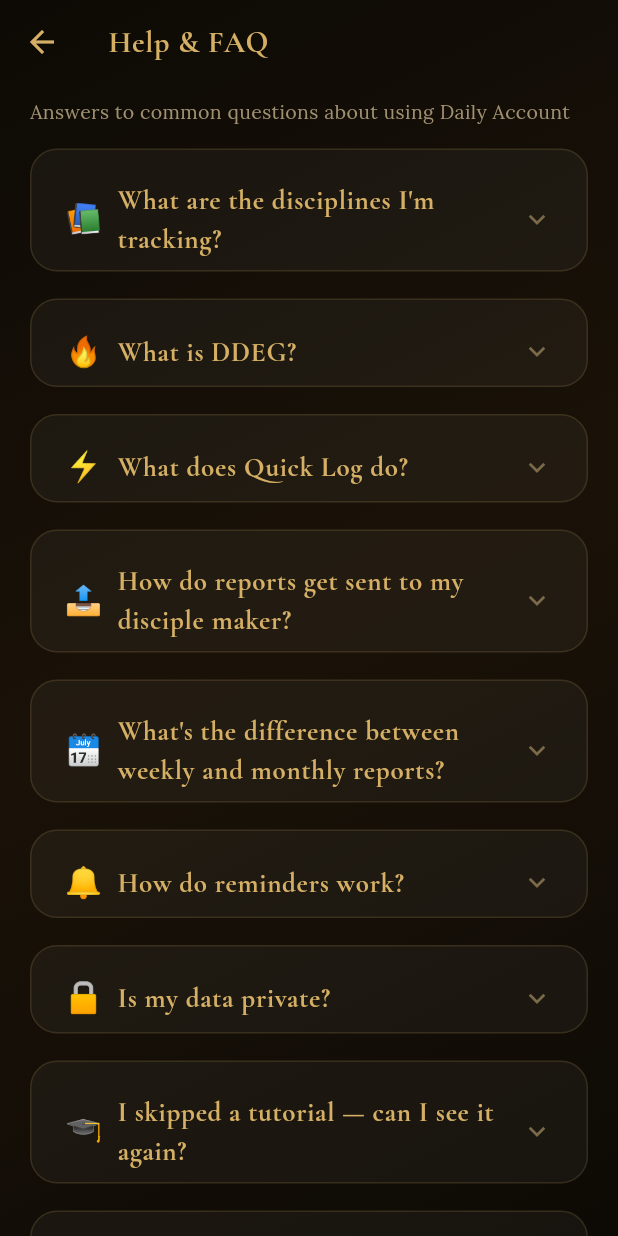
After one commit to cgeelectropro/daily-account, a Flutter app: the HelpScreen screen opened directly, on a phone screen of 412 x 824 dp. The commit adds this screen. Run offline on Flutter 3.47's test engine with Material 3 defaults, Android fonts, the phone set to English and light mode, and no system bars; drawn by our look-alikes of flutter_animate; our stand-ins replace audioplayers, file_picker, firebase_core, fl_chart, flutter_local_notifications, flutter_timezone and 10 more; missing offline and left inert: flutter_background_service, flutter_overlay_window, googleapis, home_widget, record; accounts and stored records are empty.

Commit message:
new modifications 	modified:   android/gradle.properties 	new file:   firebase.json 	new file:   lib/firebase_options.dart 	modified:   lib/l10n/app_en.arb 	modified:   lib/l10n/app_fr.arb 	modified:   lib/l10n/generated/app_localizations.dart 	modified:   lib/l10n/generated/app_localizations_en.dart 	modified:   lib/l10n/generated/app_localizations_fr.dart 	modified:   lib/models/saved_report.dart 	new file:   lib/screens/help_screen.dart 	modified:   lib/screens/report_screen.dart 	modified:   lib/screens/settings_screen.dart 	new file:   lib/services/auto_send_runner.dart 	modified:   lib/services/background_timer_service.dart 	modified:   lib/services/cloud_sync_service.dart 	modified:   lib/services/notification_service.dart 	modified:   lib/services/reflection_service.dart 	modified:   macos/Flutter/GeneratedPluginRegistrant.swift 	modified:   pubspec.lock 	modified:   pubspec.yaml 	new file:   test_output_before.txt 	modified:   windows/flutter/generated_plugin_registrant.cc 	modified:   windows/flutter/generated_plugins.cmake

```diff
--- a/lib/l10n/app_en.arb
+++ b/lib/l10n/app_en.arb
@@ -15,6 +15,28 @@
   "coachMarkSkip": "Skip",
   "coachMarkStepCount": "{current} of {total}",
   "@coachMarkStepCount": { "placeholders": { "current": { "type": "int" }, "total": { "type": "int" } } },
+
+  "helpButtonTooltip": "Help",
+  "helpScreenTitle": "Help & FAQ",
+  "helpScreenSubtitle": "Answers to common questions about using Daily Account",
+  "helpFaqDisciplinesTitle": "What are the disciplines I'm tracking?",
+  "helpFaqDisciplinesBody": "Daily Account tracks 11 core CMFI disciplines: Bible reading, Christian literature, DDEG, Prayer Alone, Prayer with Others, Evangelism, Fasting, Giving, Church, Discipleship, and Proclamation. You can also add up to 4 custom activities of your own. The Log screen shows Bible, Literature, Prayer Alone, and Evangelism up front — tap \"More disciplines\" to reveal the rest.",
+  "helpFaqDdegTitle": "What is DDEG?",
+  "helpFaqDdegBody": "DDEG stands for Daily Dynamic Encounter with God. It's a dedicated time set apart to meet with God — you record the scripture you meditated on, how long you spent, and what God spoke to you.",
+  "helpFaqQuickLogTitle": "What does Quick Log do?",
+  "helpFaqQuickLogBody": "Quick Log is the flash button in the header on the Log tab. It lets you tap each discipline you practiced today as a simple checklist — ideal for a busy day when you don't have time to fill in full details. It never overwrites anything you've already filled in.",
+  "helpFaqReportsTitle": "How do reports get sent to my disciple maker?",
+  "helpFaqReportsBody": "On the Report tab, tap Send to email, WhatsApp, or copy your account to the clipboard. If Auto-Send is turned on in Settings, the app automatically opens WhatsApp (or sends by email) at your scheduled time on your report day, so you never have to remember to do it yourself.",
+  "helpFaqCadenceTitle": "What's the difference between weekly and monthly reports?",
+  "helpFaqCadenceBody": "You choose a reporting cadence in Settings. Weekly reports are due on a chosen weekday (Sunday by default). Monthly reports are due on a chosen day of the month (the last day by default, adjusted automatically for shorter months). Your report day drives when reminders and auto-send fire.",
+  "helpFaqRemindersTitle": "How do reminders work?",
+  "helpFaqRemindersBody": "A daily reminder nudges you to log your walk with God, with gentle follow-ups if you haven't logged yet. A separate reminder fires on your report day to prompt you to send your account. You can also set an individual reminder time for each discipline in Notification settings. All reminder times are fully customizable, and everything can be turned off.",
+  "helpFaqPrivacyTitle": "Is my data private?",
+  "helpFaqPrivacyBody": "Yes. Everything you log is stored privately on your device. Nothing is uploaded anywhere unless you explicitly choose to back up to the cloud or send a report yourself.",
+  "helpFaqCoachMarksTitle": "I skipped a tutorial — can I see it again?",
+  "helpFaqCoachMarksBody": "Yes. Open Settings → Advanced → Tutorial, and tap \"Replay app tutorial.\" Every guided walkthrough will show again the next time you visit that screen.",
+  "helpFaqMoreTitle": "Still have a question?",
+  "helpFaqMoreBody": "Check the \"How it works\" card at the bottom of Settings for a quick summary, or reach out to whoever introduced you to Daily Account.",
 
   "markComplete": "Mark Day Complete",
   "markedComplete": "Completed",
@@ -124,7 +146,7 @@
   "bibleChapters": "Bible Chapters",
   "booksRead": "Books Read",
   "soulsReached": "Souls Reached",
-  "sundayBanner": "It's Sunday — time to send your account to your disciple maker.",
+  "reportDayBanner": "It's report day — time to send your account to your disciple maker.",
   "previewLabel": "PREVIEW",
   "sendEmail": "Send via Email",
   "sendWhatsApp": "WhatsApp",
@@ -152,14 +174,14 @@
   "widgetTitleDescription": "Customize the declaration shown on your home-screen widget.",
   "remindersSection": "Reminders",
   "dailyReminder": "Daily log reminder",
-  "sundayReminder": "Sunday send reminder",
+  "reportDayReminder": "Report day reminder",
   "saveReminders": "Save & Schedule Reminders",
   "remindersSaved": "Reminders scheduled!",
   "languageSection": "Language",
   "languageEnglish": "English",
   "languageFrench": "Français",
   "howItWorksTitle": "How it works",
-  "howItWorks": "1. Log your walk with God each day\n2. Mark each day complete ✅\n3. Get a gentle reminder daily, and a special one each Sunday\n4. Tap Send to email or WhatsApp the full week to your disciple maker\n5. Everything is stored privately on your device",
+  "howItWorks": "1. Log your walk with God each day\n2. Mark each day complete ✅\n3. Get a gentle reminder daily, and a special one on your report day\n4. Tap Send to email or WhatsApp the full week to your disciple maker\n5. Everything is stored privately on your device",
 
   "backupSection": "Backup & Restore",
   "autoBackupInfo": "Your data is automatically backed up every 6 hours and synced to Google Drive.",
@@ -189,7 +211,7 @@
   "onboardingHow": "How It Works",
   "onboardingHowStep1": "Log your spiritual disciplines each day",
   "onboardingHowStep2": "Track Bible reading, prayer, fasting, evangelism, and more",
-  "onboardingHowStep3": "Send your weekly account to your disciple maker every Sunday",
+  "onboardingHowStep3": "Send your weekly account to your disciple maker on your chosen report day",
   "onboardingProfile": "Your Profile",
   "onboardingProfileSub": "Tell us a little about you",
   "onboardingLanguage": "Choose Your Language",
@@ -200,7 +222,7 @@
 
   "notifDailyTitle": "Daily Account",
   "notifDailyBody": "Have you recorded your walk with God today? Tap to log it.",
-  "notifSundayTitle": "Sunday — Send Your Account",
+  "notifSundayTitle": "Report Day — Send Your Account",
   "notifSundayBody": "Send this week's account to your disciple maker. Tap to review & send.",
   "notifReportTitleWeekly": "{day} — Send Your Account",
   "@notifReportTitleWeekly": { "placeholders": { "day": { "type": "String" } } },
@@ -208,6 +230,7 @@
   "@notifReportTitleMonthlyDay": { "placeholders": { "day": { "type": "String" } } },
   "notifReportTitleMonthlyLast": "Month-end — Send Your Account",
   "notifReportBody": "It's time to send your account to your disciple maker. Tap to review & send.",
+  "reportCadenceSection": "Report Cadence",
   "reportCadenceLabel": "Reporting cadence",
   "reportCadenceWeekly": "Weekly",
   "reportCadenceMonthly": "Monthly",
@@ -376,9 +399,9 @@
 
   "autoSendSection": "Auto-Send Report",
   "goalPaceRemindersEnabled": "Pace reminders",
-  "autoSendEnabled": "Auto-open report on Sunday",
+  "autoSendEnabled": "Auto-open report on report day",
   "autoSendTime": "Send reminder time",
-  "autoSendDescription": "On Sunday at the scheduled time, the app will automatically open WhatsApp to send your weekly report to your disciple maker.",
+  "autoSendDescription": "On your report day at the scheduled time, the app will automatically open WhatsApp to send your weekly report to your disciple maker.",
   "autoSendChannelLabel": "Send via",
   "autoSendChannelWhatsApp": "WhatsApp",
   "autoSendChannelEmail": "Email",
@@ -540,7 +563,7 @@
   "notificationIntensity": "Notification Intensity",
   "intensityAggressive": "Aggressive (alarm-style)",
   "intensityAggressiveDesc": "Full-screen alerts, sound, vibration, LED — like an alarm clock",
-  "sundayFollowUps": "Sunday follow-ups",
+  "sundayFollowUps": "Report day follow-ups",
   "sundayFollowUpCount": "{count, plural, =0{No follow-ups} =1{1 follow-up (+30 min)} =2{2 follow-ups (+30, +60 min)} other{{count} follow-ups}}",
   "@sundayFollowUpCount": {
     "placeholders": { "count": { "type": "int" } }
@@ -865,13 +888,13 @@
   "replaceData": "Replace",
   "ok": "OK",
   "notifNameDaily": "Daily reminder",
-  "notifNameSunday": "Sunday send",
+  "notifNameSunday": "Report day send",
   "notifNameAutoSend": "Auto-send",
   "notifNameDailyFollowUp1": "Daily follow-up 1",
   "notifNameDailyFollowUp2": "Daily follow-up 2",
   "notifNameDailyFollowUp3": "Daily follow-up 3",
-  "notifNameSundayFollowUp1": "Sunday follow-up 1",
-  "notifNameSundayFollowUp2": "Sunday follow-up 2",
+  "notifNameSundayFollowUp1": "Report day follow-up 1",
+  "notifNameSundayFollowUp2": "Report day follow-up 2",
   "notifNameMidWeekNudge": "Mid-week nudge",
   "notifNameSaturdaySummary": "Saturday summary",
   "notifNameDiscipline": "Discipline {id}",
--- a/lib/models/saved_report.dart
+++ b/lib/models/saved_report.dart
@@ -1,8 +1,8 @@
 /// A saved/archived weekly report with send history.
 class SavedReport {
   final int? id;
-  final String weekStart; // 'yyyy-MM-dd' of Monday
-  final String weekEnd;   // 'yyyy-MM-dd' of Sunday
+  final String weekStart; // 'yyyy-MM-dd' of the first day of the configured report week
+  final String weekEnd;   // 'yyyy-MM-dd' of the configured report day (last day of the week)
   final String fullReport;
   final String compactReport;
   final String generatedAt; // ISO-8601
--- /dev/null
+++ b/lib/screens/help_screen.dart
@@ -0,0 +1,65 @@
+import 'package:flutter/material.dart';
+import 'package:flutter_animate/flutter_animate.dart';
+import '../l10n/generated/app_localizations.dart';
+import '../theme/app_theme.dart';
+import '../widgets/common_widgets.dart';
+
+/// A usage guide and FAQ, reached from the `?` icon present in the header
+/// on every screen. Collects answers to common questions in one scrollable
+/// place instead of requiring the user to hunt through Settings.
+class HelpScreen extends StatelessWidget {
+  const HelpScreen({super.key});
+
+  @override
+  Widget build(BuildContext context) {
+    final l = S.of(context);
+    final accent = AppTheme.accentGold(context);
+
+    final faqs = <(String, String, String)>[
+      ('📚', l.helpFaqDisciplinesTitle, l.helpFaqDisciplinesBody),
+      ('🔥', l.helpFaqDdegTitle, l.helpFaqDdegBody),
+      ('⚡', l.helpFaqQuickLogTitle, l.helpFaqQuickLogBody),
+      ('📤', l.helpFaqReportsTitle, l.helpFaqReportsBody),
+      ('🗓️', l.helpFaqCadenceTitle, l.helpFaqCadenceBody),
+      ('🔔', l.helpFaqRemindersTitle, l.helpFaqRemindersBody),
+      ('🔒', l.helpFaqPrivacyTitle, l.helpFaqPrivacyBody),
+      ('🎓', l.helpFaqCoachMarksTitle, l.helpFaqCoachMarksBody),
+      ('💬', l.helpFaqMoreTitle, l.helpFaqMoreBody),
+    ];
+
+    return Container(
+      decoration: BoxDecoration(gradient: AppTheme.backgroundGradient(context)),
+      child: Scaffold(
+        backgroundColor: Colors.transparent,
+        appBar: AppBar(
+          backgroundColor: Colors.transparent,
+          elevation: 0,
+          leading: IconButton(
+            icon: Icon(Icons.arrow_back, color: accent),
+            onPressed: () => Navigator.pop(context),
+          ),
+          title: Text(l.helpScreenTitle, style: AppTheme.display(20, color: accent)),
+        ),
+        body: ListView(
+          padding: const EdgeInsets.fromLTRB(20, 8, 20, 40),
+          children: [
+            Text(l.helpScreenSubtitle,
+                style: AppTheme.serif(13, color: AppTheme.mutedColor(context))),
+            const SizedBox(height: 16),
+            ...faqs.asMap().entries.map((e) {
+              final (icon, title, body) = e.value;
+              return SectionCard(
+                icon: icon,
+                title: title,
+                initiallyExpanded: false,
+                children: [
+                  Text(body, style: AppTheme.serif(13, color: AppTheme.textColor(context))),
+                ],
+              ).animate().fadeIn(delay: (e.key * 40).ms);
+            }),
+          ],
+        ),
+      ),
+    );
+  }
+}
--- a/pubspec.yaml
+++ b/pubspec.yaml
@@ -54,6 +54,7 @@ dependencies:
   google_sign_in: ^6.2.2
   googleapis: ^13.2.0
   http: ^1.2.2
+  firebase_core: ^4.13.0
 
 dependency_overrides:
   record_linux: ^1.3.0
```
Also changed, not shown: lib/l10n/app_fr.arb (+34 -11 lines), lib/screens/report_screen.dart (+14 -4 lines), lib/screens/settings_screen.dart (+24 -17 lines), lib/services/auto_send_runner.dart (added, +212 -0 lines), lib/services/background_timer_service.dart (+18 -2 lines), lib/services/cloud_sync_service.dart (+9 -1 lines), lib/services/notification_service.dart (+27 -23 lines), lib/services/reflection_service.dart (+6 -21 lines), test_output_before.txt (added, +82 -0 lines), firebase.json (added), lib/firebase_options.dart (added), lib/l10n/generated/app_localizations.dart, lib/l10n/generated/app_localizations_en.dart, lib/l10n/generated/app_localizations_fr.dart, 1 more files, 4 other files.
